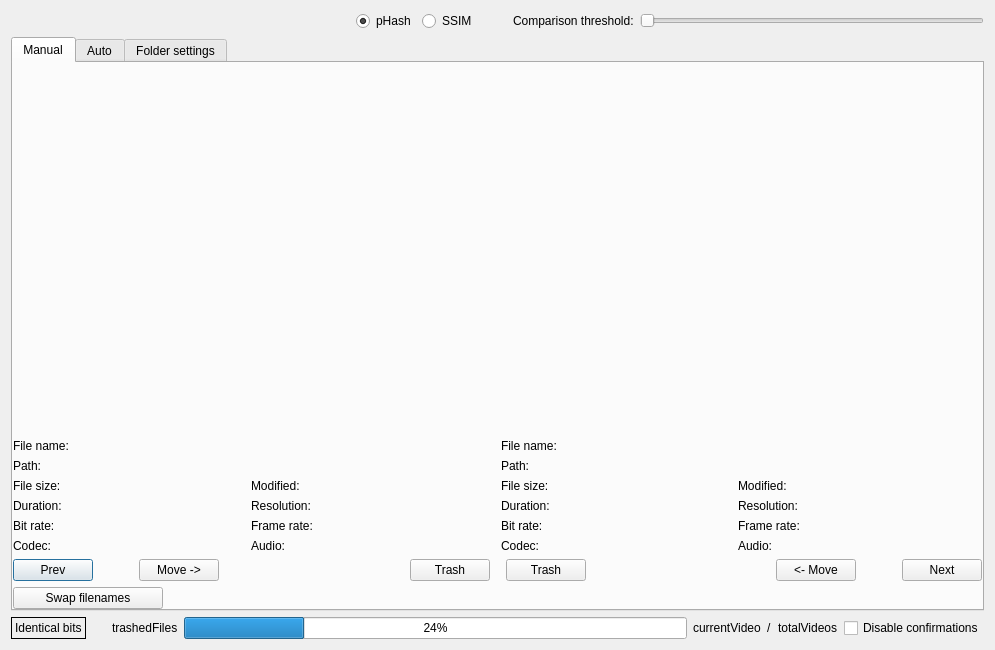
Before: the Qt Designer form QtProject/app/comparison.ui in theophanemayaud/video-simili-duplicate-cleaner, drawn with Qt 5.
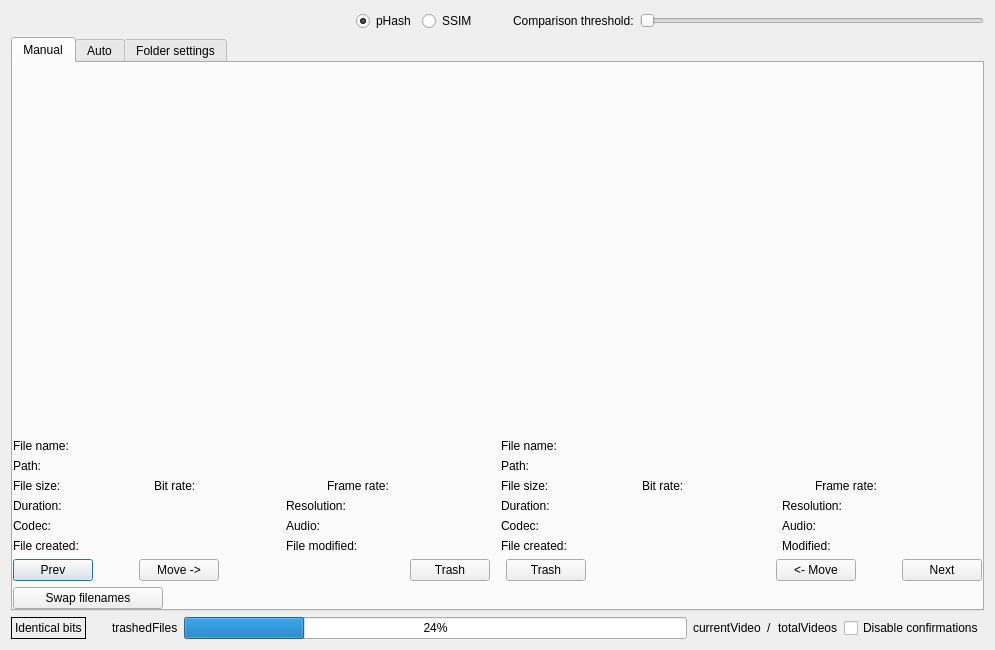
After: the same form once the commit is applied. Custom widgets are drawn as their Qt base class.

Commit message: feat(comparison): will now display file create date

```diff
--- a/QtProject/app/comparison.ui
+++ b/QtProject/app/comparison.ui
@@ -233,92 +233,8 @@
               </layout>
              </item>
              <item>
-              <layout class="QGridLayout" name="gridLayout_2">
-               <property name="topMargin">
-                <number>0</number>
-               </property>
-               <property name="horizontalSpacing">
-                <number>6</number>
-               </property>
-               <item row="2" column="3">
-                <widget class="QLabel" name="leftModified">
-                 <property name="sizePolicy">
-                  <sizepolicy hsizetype="Preferred" vsizetype="Fixed">
-                   <horstretch>0</horstretch>
-                   <verstretch>0</verstretch>
-                  </sizepolicy>
-                 </property>
-                 <property name="text">
-                  <string/>
-                 </property>
-                </widget>
-               </item>
-               <item row="3" column="1">
-                <widget class="QLabel" name="leftDuration">
-                 <property name="sizePolicy">
-                  <sizepolicy hsizetype="Preferred" vsizetype="Fixed">
-                   <horstretch>0</horstretch>
-                   <verstretch>0</verstretch>
-                  </sizepolicy>
-                 </property>
-                 <property name="text">
-                  <string/>
-                 </property>
-                </widget>
-               </item>
-               <item row="4" column="0">
-                <widget class="QLabel" name="label_18">
-                 <property name="sizePolicy">
-                  <sizepolicy hsizetype="Preferred" vsizetype="Fixed">
-                   <horstretch>0</horstretch>
-                   <verstretch>0</verstretch>
-                  </sizepolicy>
-                 </property>
-                 <property name="text">
-                  <string>Bit rate:</string>
-                 </property>
-                </widget>
-               </item>
-               <item row="5" column="0">
-                <widget class="QLabel" name="label_19">
-                 <property name="sizePolicy">
-                  <sizepolicy hsizetype="Preferred" vsizetype="Fixed">
-                   <horstretch>0</horstretch>
-                   <verstretch>0</verstretch>
-                  </sizepolicy>
-                 </property>
-                 <property name="text">
-                  <string>Codec:</string>
-                 </property>
-                </widget>
-               </item>
-               <item row="3" column="2">
-                <widget class="QLabel" name="label_16">
-                 <property name="sizePolicy">
-                  <sizepolicy hsizetype="Preferred" vsizetype="Fixed">
-                   <horstretch>0</horstretch>
-                   <verstretch>0</verstretch>
-                  </sizepolicy>
-                 </property>
-                 <property name="text">
-                  <string>Resolution:</string>
-                 </property>
-                </widget>
-               </item>
-               <item row="2" column="0">
-                <widget class="QLabel" name="label_10">
-                 <property name="sizePolicy">
-                  <sizepolicy hsizetype="Fixed" vsizetype="Fixed">
-                   <horstretch>0</horstretch>
-                   <verstretch>0</verstretch>
-                  </sizepolicy>
-                 </property>
-                 <property name="text">
-                  <string>File size:</string>
-                 </property>
-                </widget>
-               </item>
-               <item row="2" column="1">
+              <layout class="QGridLayout" name="gridLayout_leftSizeBitFrame" rowstretch="0">
+               <item row="0" column="1">
                 <widget class="QLabel" name="leftFileSize">
                  <property name="sizePolicy">
                   <sizepolicy hsizetype="Preferred" vsizetype="Fixed">
@@ -331,21 +247,21 @@
                  </property>
                 </widget>
                </item>
-               <item row="2" column="2">
-                <widget class="QLabel" name="label_12">
+               <item row="0" column="0">
+                <widget class="QLabel" name="label_10">
                  <property name="sizePolicy">
-                  <sizepolicy hsizetype="Maximum" vsizetype="Fixed">
+                  <sizepolicy hsizetype="Fixed" vsizetype="Fixed">
                    <horstretch>0</horstretch>
                    <verstretch>0</verstretch>
                   </sizepolicy>
                  </property>
                  <property name="text">
-                  <string>Modified:</string>
+                  <string>File size:</string>
                  </property>
                 </widget>
                </item>
-               <item row="3" column="3">
-                <widget class="QLabel" name="leftResolution">
+               <item row="0" column="2">
+                <widget class="QLabel" name="label_18">
                  <property name="sizePolicy">
                   <sizepolicy hsizetype="Preferred" vsizetype="Fixed">
                    <horstretch>0</horstretch>
@@ -353,24 +269,11 @@
                   </sizepolicy>
                  </property>
                  <property name="text">
-                  <string/>
+                  <string>Bit rate:</string>
                  </property>
                 </widget>
                </item>
-               <item row="3" column="0">
-                <widget class="QLabel" name="label_14">
-                 <property name="sizePolicy">
-                  <sizepolicy hsizetype="Preferred" vsizetype="Fixed">
-                   <horstretch>0</horstretch>
-                   <verstretch>0</verstretch>
-                  </sizepolicy>
-                 </property>
-                 <property name="text">
-                  <string>Duration:</string>
-                 </property>
-                </widget>
-               </item>
-               <item row="4" column="2">
+               <item row="0" column="4">
                 <widget class="QLabel" name="label_22">
                  <property name="sizePolicy">
                   <sizepolicy hsizetype="Preferred" vsizetype="Fixed">
@@ -383,20 +286,7 @@
                  </property>
                 </widget>
                </item>
-               <item row="5" column="1">
-                <widget class="QLabel" name="leftCodec">
-                 <property name="sizePolicy">
-                  <sizepolicy hsizetype="Ignored" vsizetype="Fixed">
-                   <horstretch>0</horstretch>
-                   <verstretch>0</verstretch>
-                  </sizepolicy>
-                 </property>
-                 <property name="text">
-                  <string/>
-                 </property>
-                </widget>
-               </item>
-               <item row="4" column="1">
+               <item row="0" column="3">
                 <widget class="QLabel" name="leftBitRate">
                  <property name="sizePolicy">
                   <sizepolicy hsizetype="Preferred" vsizetype="Fixed">
@@ -409,7 +299,7 @@
                  </property>
                 </widget>
                </item>
-               <item row="4" column="3">
+               <item row="0" column="5">
                 <widget class="QLabel" name="leftFrameRate">
                  <property name="sizePolicy">
                   <sizepolicy hsizetype="Preferred" vsizetype="Fixed">
@@ -422,7 +312,56 @@
                  </property>
                 </widget>
                </item>
-               <item row="5" column="2">
+              </layout>
+             </item>
+             <item>
+              <layout class="QGridLayout" name="gridLayout_2" rowstretch="0,0,0,0,0,0" rowminimumheight="0,0,0,0,0,0">
+               <property name="topMargin">
+                <number>0</number>
+               </property>
+               <property name="horizontalSpacing">
+                <number>6</number>
+               </property>
+               <item row="4" column="1">
+                <widget class="QLabel" name="leftCodec">
+                 <property name="sizePolicy">
+                  <sizepolicy hsizetype="Ignored" vsizetype="Fixed">
+                   <horstretch>0</horstretch>
+                   <verstretch>0</verstretch>
+                  </sizepolicy>
+                 </property>
+                 <property name="text">
+                  <string/>
+                 </property>
+                </widget>
+               </item>
+               <item row="2" column="1">
+                <widget class="QLabel" name="leftDuration">
+                 <property name="sizePolicy">
+                  <sizepolicy hsizetype="Preferred" vsizetype="Fixed">
+                   <horstretch>0</horstretch>
+                   <verstretch>0</verstretch>
+                  </sizepolicy>
+                 </property>
+                 <property name="text">
+                  <string/>
+                 </property>
+                </widget>
+               </item>
+               <item row="2" column="3">
+                <widget class="QLabel" name="leftResolution">
+                 <property name="sizePolicy">
+                  <sizepolicy hsizetype="Preferred" vsizetype="Fixed">
+                   <horstretch>0</horstretch>
+                   <verstretch>0</verstretch>
+                  </sizepolicy>
+                 </property>
+                 <property name="text">
+                  <string/>
+                 </property>
+                </widget>
+               </item>
+               <item row="4" column="2">
                 <widget class="QLabel" name="label_23">
                  <property name="sizePolicy">
                   <sizepolicy hsizetype="Preferred" vsizetype="Fixed">
@@ -435,7 +374,20 @@
                  </property>
                 </widget>
                </item>
-               <item row="5" column="3">
+               <item row="4" column="0">
+                <widget class="QLabel" name="label_19">
+                 <property name="sizePolicy">
+                  <sizepolicy hsizetype="Preferred" vsizetype="Fixed">
+                   <horstretch>0</horstretch>
+                   <verstretch>0</verstretch>
+                  </sizepolicy>
+                 </property>
+                 <property name="text">
+                  <string>Codec:</string>
+                 </property>
+                </widget>
+               </item>
+               <item row="4" column="3">
                 <widget class="QLabel" name="leftAudio">
                  <property name="sizePolicy">
                   <sizepolicy hsizetype="Ignored" vsizetype="Fixed">
@@ -448,6 +400,72 @@
                  </property>
                 </widget>
                </item>
+               <item row="2" column="2">
+                <widget class="QLabel" name="label_16">
+                 <property name="sizePolicy">
+                  <sizepolicy hsizetype="Preferred" vsizetype="Fixed">
+                   <horstretch>0</horstretch>
+                   <verstretch>0</verstretch>
+                  </sizepolicy>
+                 </property>
+                 <property name="text">
+                  <string>Resolution:</string>
+                 </property>
+                </widget>
+               </item>
+               <item row="5" column="3">
+                <widget class="QLabel" name="leftModified">
+                 <property name="sizePolicy">
+                  <sizepolicy hsizetype="Preferred" vsizetype="Fixed">
+                   <horstretch>0</horstretch>
+                   <verstretch>0</verstretch>
+                  </sizepolicy>
+                 </property>
+                 <property name="text">
+                  <string/>
+                 </property>
+                </widget>
+               </item>
+               <item row="5" column="2">
+                <widget class="QLabel" name="label_leftFileModif">
+                 <property name="sizePolicy">
+                  <sizepolicy hsizetype="Maximum" vsizetype="Fixed">
+                   <horstretch>0</horstretch>
+                   <verstretch>0</verstretch>
+                  </sizepolicy>
+                 </property>
+                 <property name="text">
+                  <string>File modified:</string>
+                 </property>
+                </widget>
+               </item>
+               <item row="2" column="0">
+                <widget class="QLabel" name="label_14">
+                 <property name="sizePolicy">
+                  <sizepolicy hsizetype="Preferred" vsizetype="Fixed">
+                   <horstretch>0</horstretch>
+                   <verstretch>0</verstretch>
+                  </sizepolicy>
+                 </property>
+                 <property name="text">
+                  <string>Duration:</string>
+                 </property>
+                </widget>
+               </item>
+               <item row="5" column="0">
+                <widget class="QLabel" name="label_leftFileCreate">
+                 <property name="text">
+                  <string>File created:</string>
+                 </property>
+                </widget>
+               </item>
+               <item row="5" column="1">
+                <widget class="QLabel" name="leftFileCreated">
+                 <property name="text">
+                  <string/>
+                 </property>
+                </widget>
+               </item>
               </layout>
              </item>
             </layout>
@@ -551,15 +569,9 @@
               </layout>
              </item>
              <item>
-              <layout class="QGridLayout" name="gridLayout_3">
-               <property name="topMargin">
-                <number>0</number>
-               </property>
-               <property name="bottomMargin">
-                <number>0</number>
-               </property>
-               <item row="5" column="2">
-                <widget class="QLabel" name="label_45">
+              <layout class="QGridLayout" name="gridLayout_rightSizeBitFrame">
+               <item row="0" column="2">
+                <widget class="QLabel" name="label_34">
                  <property name="sizePolicy">
                   <sizepolicy hsizetype="Preferred" vsizetype="Fixed">
                    <horstretch>0</horstretch>
@@ -567,11 +579,11 @@
                   </sizepolicy>
                  </property>
                  <property name="text">
-                  <string>Audio:</string>
+                  <string>Bit rate:</string>
                  </property>
                 </widget>
                </item>
-               <item row="4" column="2">
+               <item row="0" column="4">
                 <widget class="QLabel" name="label_44">
                  <property name="sizePolicy">
                   <sizepolicy hsizetype="Preferred" vsizetype="Fixed">
@@ -584,7 +596,7 @@
                  </property>
                 </widget>
                </item>
-               <item row="4" column="1">
+               <item row="0" column="3">
                 <widget class="QLabel" name="rightBitRate">
                  <property name="sizePolicy">
                   <sizepolicy hsizetype="Preferred" vsizetype="Fixed">
@@ -597,20 +609,7 @@
                  </property>
                 </widget>
                </item>
-               <item row="3" column="0">
-                <widget class="QLabel" name="label_33">
-                 <property name="sizePolicy">
-                  <sizepolicy hsizetype="Preferred" vsizetype="Fixed">
-                   <horstretch>0</horstretch>
-                   <verstretch>0</verstretch>
-                  </sizepolicy>
-                 </property>
-                 <property name="text">
-                  <string>Duration:</string>
-                 </property>
-                </widget>
-               </item>
-               <item row="2" column="0">
+               <item row="0" column="0">
                 <widget class="QLabel" name="label_32">
                  <property name="sizePolicy">
                   <sizepolicy hsizetype="Fixed" vsizetype="Fixed">
@@ -623,7 +622,7 @@
                  </property>
                 </widget>
                </item>
-               <item row="2" column="1">
+               <item row="0" column="1">
                 <widget class="QLabel" name="rightFileSize">
                  <property name="sizePolicy">
                   <sizepolicy hsizetype="Preferred" vsizetype="Fixed">
@@ -636,46 +635,7 @@
                  </property>
                 </widget>
                </item>
-               <item row="3" column="2">
-                <widget class="QLabel" name="label_43">
-                 <property name="sizePolicy">
-                  <sizepolicy hsizetype="Preferred" vsizetype="Fixed">
-                   <horstretch>0</horstretch>
-                   <verstretch>0</verstretch>
-                  </sizepolicy>
-                 </property>
-                 <property name="text">
-                  <string>Resolution:</string>
-                 </property>
-                </widget>
-               </item>
-               <item row="2" column="3">
-                <widget class="QLabel" name="rightModified">
-                 <property name="sizePolicy">
-                  <sizepolicy hsizetype="Preferred" vsizetype="Fixed">
-                   <horstretch>0</horstretch>
-                   <verstretch>0</verstretch>
-                  </sizepolicy>
-                 </property>
-                 <property name="text">
-                  <string/>
-                 </property>
-                </widget>
-               </item>
-               <item row="2" column="2">
-                <widget class="QLabel" name="label_42">
-                 <property name="sizePolicy">
-                  <sizepolicy hsizetype="Maximum" vsizetype="Fixed">
-                   <horstretch>0</horstretch>
-                   <verstretch>0</verstretch>
-                  </sizepolicy>
-                 </property>
-                 <property name="text">
-                  <string>Modified:</string>
-                 </property>
-                </widget>
-               </item>
-               <item row="4" column="3">
+               <item row="0" column="5">
                 <widget class="QLabel" name="rightFrameRate">
                  <property name="sizePolicy">
                   <sizepolicy hsizetype="Preferred" vsizetype="Fixed">
@@ -688,8 +648,18 @@
                  </property>
                 </widget>
                </item>
-               <item row="3" column="1">
-                <widget class="QLabel" name="rightDuration">
+              </layout>
+             </item>
+             <item>
+              <layout class="QGridLayout" name="gridLayout_3">
+               <property name="topMargin">
+                <number>0</number>
+               </property>
+               <property name="bottomMargin">
+                <number>0</number>
+               </property>
+               <item row="5" column="2">
+                <widget class="QLabel" name="label_45">
                  <property name="sizePolicy">
                   <sizepolicy hsizetype="Preferred" vsizetype="Fixed">
                    <horstretch>0</horstretch>
@@ -697,20 +667,7 @@
                   </sizepolicy>
                  </property>
                  <property name="text">
-                  <string/>
-                 </property>
-                </widget>
-               </item>
-               <item row="5" column="1">
-                <widget class="QLabel" name="rightCodec">
-                 <property name="sizePolicy">
-                  <sizepolicy hsizetype="Ignored" vsizetype="Fixed">
-                   <horstretch>0</horstretch>
-                   <verstretch>0</verstretch>
-                  </sizepolicy>
-                 </property>
-                 <property name="text">
-                  <string/>
+                  <string>Audio:</string>
                  </property>
                 </widget>
                </item>
@@ -727,19 +684,6 @@
                  </property>
                 </widget>
                </item>
-               <item row="5" column="0">
-                <widget class="QLabel" name="label_35">
-                 <property name="sizePolicy">
-                  <sizepolicy hsizetype="Preferred" vsizetype="Fixed">
-                   <horstretch>0</horstretch>
-                   <verstretch>0</verstretch>
-                  </sizepolicy>
-                 </property>
-                 <property name="text">
-                  <string>Codec:</string>
-                 </property>
-                </widget>
-               </item>
                <item row="3" column="3">
                 <widget class="QLabel" name="rightResolution">
                  <property name="sizePolicy">
@@ -753,8 +697,8 @@
                  </property>
                 </widget>
                </item>
-               <item row="4" column="0">
-                <widget class="QLabel" name="label_34">
+               <item row="3" column="0">
+                <widget class="QLabel" name="label_33">
                  <property name="sizePolicy">
                   <sizepolicy hsizetype="Preferred" vsizetype="Fixed">
                    <horstretch>0</horstretch>
@@ -762,7 +706,99 @@
                   </sizepolicy>
                  </property>
                  <property name="text">
-                  <string>Bit rate:</string>
+                  <string>Duration:</string>
+                 </property>
+                </widget>
+               </item>
+               <item row="3" column="2">
+                <widget class="QLabel" name="label_43">
+                 <property name="sizePolicy">
+                  <sizepolicy hsizetype="Preferred" vsizetype="Fixed">
+                   <horstretch>0</horstretch>
+                   <verstretch>0</verstretch>
+                  </sizepolicy>
+                 </property>
+                 <property name="text">
+                  <string>Resolution:</string>
+                 </property>
+                </widget>
+               </item>
+               <item row="5" column="1">
+                <widget class="QLabel" name="rightCodec">
+                 <property name="sizePolicy">
+                  <sizepolicy hsizetype="Ignored" vsizetype="Fixed">
+                   <horstretch>0</horstretch>
+                   <verstretch>0</verstretch>
+                  </sizepolicy>
+                 </property>
+                 <property name="text">
+                  <string/>
+                 </property>
+                </widget>
+               </item>
+               <item row="5" column="0">
+                <widget class="QLabel" name="label_35">
+                 <property name="sizePolicy">
+                  <sizepolicy hsizetype="Preferred" vsizetype="Fixed">
+                   <horstretch>0</horstretch>
+                   <verstretch>0</verstretch>
+                  </sizepolicy>
+                 </property>
+                 <property name="text">
+                  <string>Codec:</string>
+                 </property>
+                </widget>
+               </item>
+               <item row="3" column="1">
+                <widget class="QLabel" name="rightDuration">
+                 <property name="sizePolicy">
+                  <sizepolicy hsizetype="Preferred" vsizetype="Fixed">
+                   <horstretch>0</horstretch>
+                   <verstretch>0</verstretch>
+                  </sizepolicy>
+                 </property>
+                 <property name="text">
+                  <string/>
+                 </property>
+                </widget>
+               </item>
+               <item row="6" column="3">
+                <widget class="QLabel" name="rightModified">
+                 <property name="sizePolicy">
+                  <sizepolicy hsizetype="Preferred" vsizetype="Fixed">
+                   <horstretch>0</horstretch>
+                   <verstretch>0</verstretch>
+                  </sizepolicy>
+                 </property>
+                 <property name="text">
+                  <string/>
+                 </property>
+                </widget>
+               </item>
+               <item row="6" column="2">
+                <widget class="QLabel" name="label_42">
+                 <property name="sizePolicy">
+                  <sizepolicy hsizetype="Maximum" vsizetype="Fixed">
+                   <horstretch>0</horstretch>
+                   <verstretch>0</verstretch>
+                  </sizepolicy>
+                 </property>
+                 <property name="text">
+                  <string>Modified:</string>
+                 </property>
+                </widget>
+               </item>
+               <item row="6" column="0">
+                <widget class="QLabel" name="label_rightFileCreate">
+                 <property name="text">
+                  <string>File created:</string>
+                 </property>
+                </widget>
+               </item>
+               <item row="6" column="1">
+                <widget class="QLabel" name="rightFileCreated">
+                 <property name="text">
+                  <string/>
                  </property>
                 </widget>
                </item>
```
The commit also changes 3 other files.
